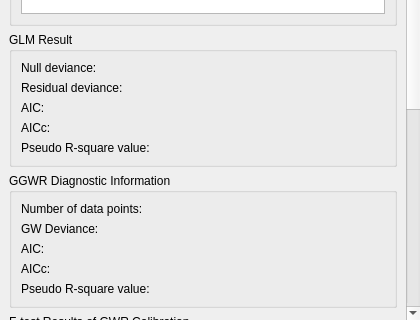
The window that src/PropertyPanelTabs/gwmpropertyggwrtab.ui (GWmodel-Lab/GWmodelS) describes before a commit, drawn with Qt 5; both pictures show x 0 to 420 and y 293 to 613 of the 420 by 613 pixel window.
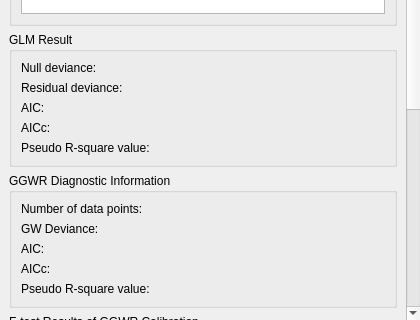
The same window after the commit.

Commit message: edit: ggwr run by library functions. Still need to fix F-test.

Diff of the .ui file:
```diff
--- a/src/PropertyPanelTabs/gwmpropertyggwrtab.ui
+++ b/src/PropertyPanelTabs/gwmpropertyggwrtab.ui
@@ -47,9 +47,9 @@
       <property name="geometry">
        <rect>
         <x>0</x>
-        <y>-300</y>
+        <y>-291</y>
         <width>403</width>
-        <height>913</height>
+        <height>904</height>
        </rect>
       </property>
       <layout class="QVBoxLayout" name="verticalLayout">
@@ -342,7 +342,7 @@
        <item>
         <widget class="QGroupBox" name="grpFTest">
          <property name="title">
-          <string>F-test Results of GWR Calibration</string>
+          <string>F-test Results of GGWR Calibration</string>
          </property>
          <layout class="QVBoxLayout" name="verticalLayout_4">
           <item>
```
The commit also changes 10 other files.
